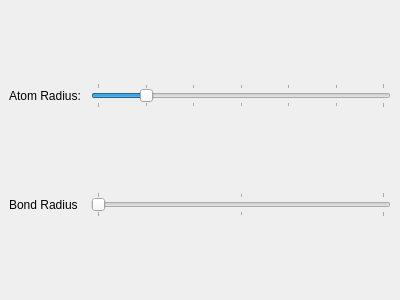
Qt form libavogadro-kalzium/src/engines/bsdysettingswidget.ui (KDE/kalzium) before a commit.
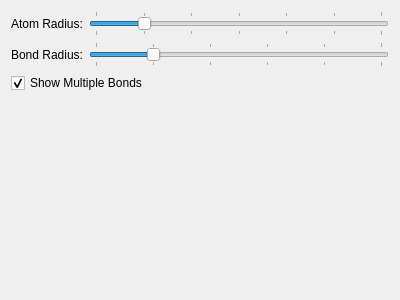
The same form after that commit.

Diff of the .ui file:
```diff
--- a/libavogadro-kalzium/src/engines/bsdysettingswidget.ui
+++ b/libavogadro-kalzium/src/engines/bsdysettingswidget.ui
@@ -9,35 +9,9 @@
     <height>300</height>
    </rect>
   </property>
+  <layout class="QVBoxLayout" >
+   <item>
   <layout class="QGridLayout" >
-   <property name="margin" >
-    <number>9</number>
-   </property>
-   <property name="spacing" >
-    <number>10</number>
-   </property>
-   <item row="0" column="1" >
-    <widget class="QSlider" name="atomRadiusSlider" >
-     <property name="minimum" >
-      <number>1</number>
-     </property>
-     <property name="maximum" >
-      <number>13</number>
-     </property>
-     <property name="pageStep" >
-      <number>2</number>
-     </property>
-     <property name="value" >
-      <number>3</number>
-     </property>
-     <property name="orientation" >
-      <enum>Qt::Horizontal</enum>
-     </property>
-     <property name="tickPosition" >
-      <enum>QSlider::TicksBothSides</enum>
-     </property>
-    </widget>
-   </item>
    <item row="0" column="0" >
     <widget class="QLabel" name="atomRadiusLabel" >
      <property name="text" >
@@ -45,10 +19,32 @@
      </property>
     </widget>
    </item>
+     <item row="0" column="1" >
+      <widget class="QSlider" name="atomRadiusSlider" >
+       <property name="minimum" >
+        <number>1</number>
+       </property>
+       <property name="maximum" >
+        <number>13</number>
+       </property>
+       <property name="pageStep" >
+        <number>2</number>
+       </property>
+       <property name="value" >
+        <number>3</number>
+       </property>
+       <property name="orientation" >
+        <enum>Qt::Horizontal</enum>
+       </property>
+       <property name="tickPosition" >
+        <enum>QSlider::TicksBothSides</enum>
+       </property>
+      </widget>
+     </item>
    <item row="1" column="0" >
     <widget class="QLabel" name="bondRadiusLabel" >
      <property name="text" >
-      <string>Bond Radius</string>
+        <string>Bond Radius:</string>
      </property>
     </widget>
    </item>
@@ -58,13 +54,13 @@
       <number>1</number>
      </property>
      <property name="maximum" >
-      <number>3</number>
+        <number>6</number>
      </property>
      <property name="pageStep" >
       <number>1</number>
      </property>
      <property name="value" >
-      <number>1</number>
+        <number>2</number>
      </property>
      <property name="orientation" >
       <enum>Qt::Horizontal</enum>
@@ -73,6 +69,34 @@
       <enum>QSlider::TicksBothSides</enum>
      </property>
     </widget>
+     </item>
+    </layout>
+   </item>
+   <item>
+    <widget class="QCheckBox" name="showMulti" >
+     <property name="text" >
+      <string>Show Multiple Bonds</string>
+     </property>
+     <property name="checked" >
+      <bool>true</bool>
+     </property>
+     <property name="tristate" >
+      <bool>false</bool>
+     </property>
+    </widget>
+   </item>
+   <item>
+    <spacer>
+     <property name="orientation" >
+      <enum>Qt::Vertical</enum>
+     </property>
+     <property name="sizeHint" >
+      <size>
+       <width>20</width>
+       <height>40</height>
+      </size>
+     </property>
+    </spacer>
    </item>
   </layout>
  </widget>
```
Lines whose indentation alone changed are shown as unchanged.
